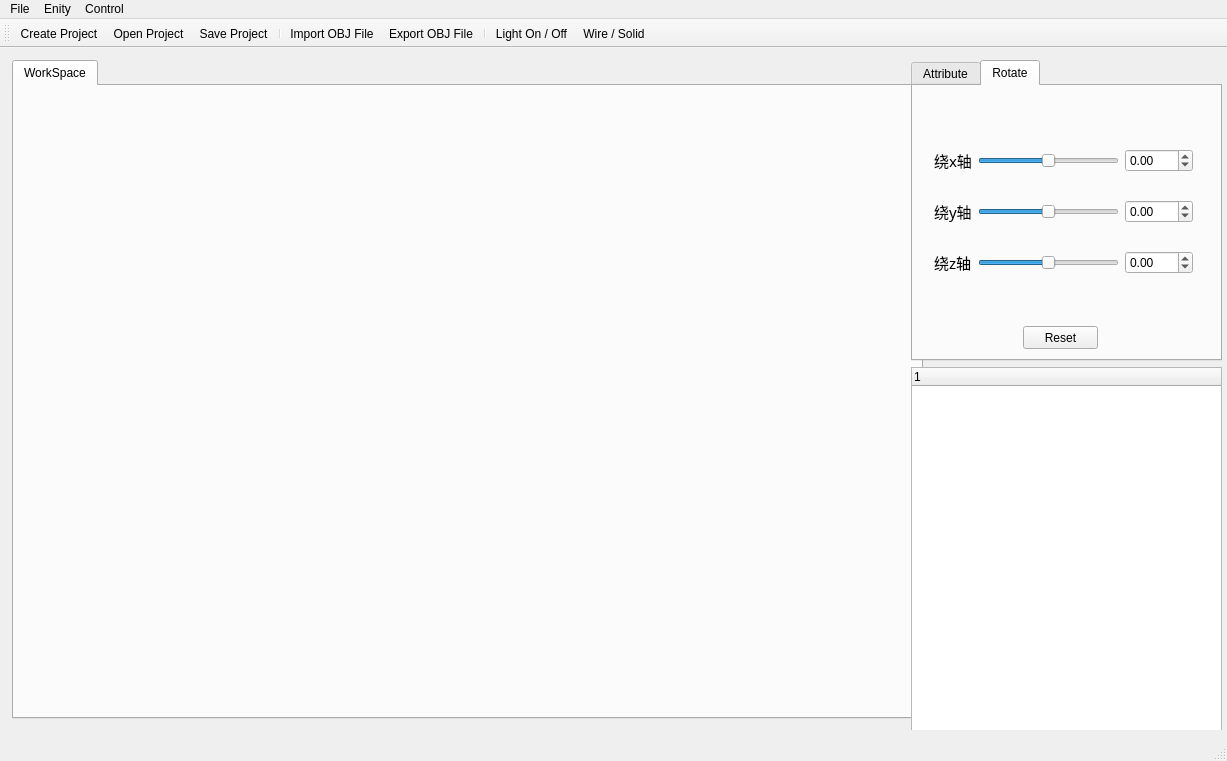
This is mainwindow.ui in Just-CJ/miniBlender as Qt 5 draws it before an edit. The edited form follows.
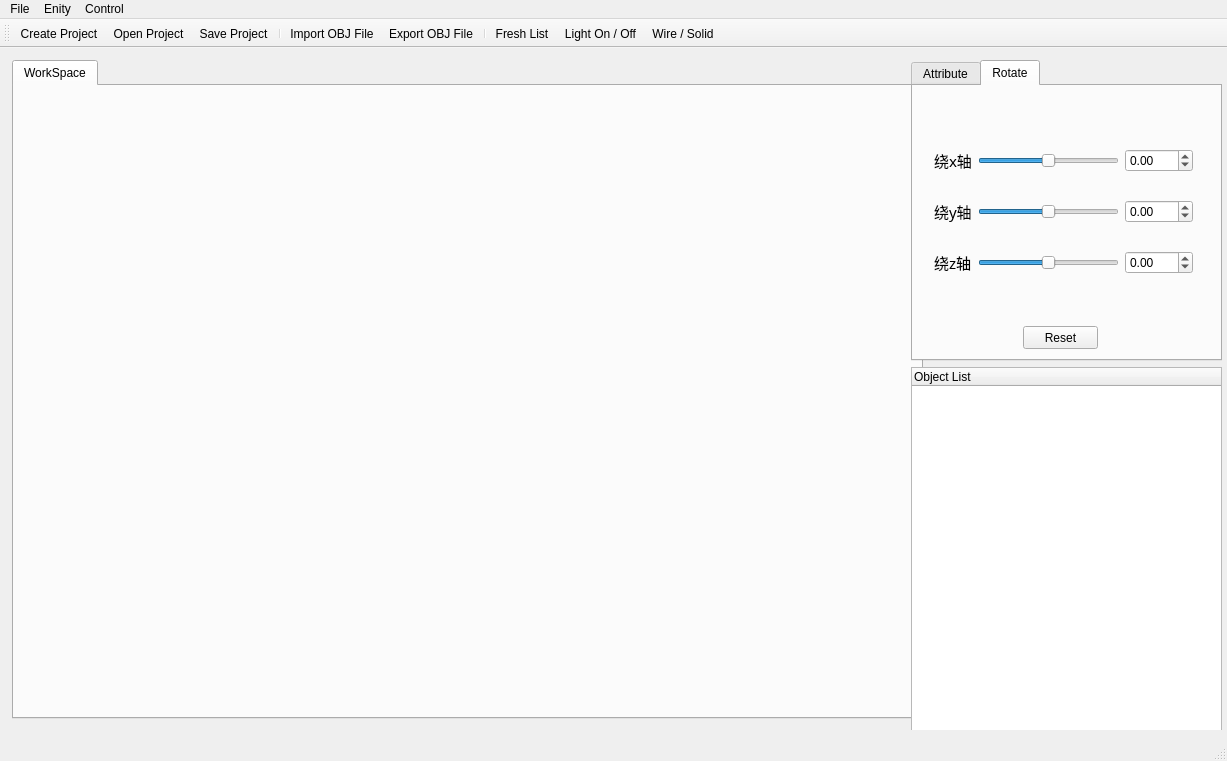
This is the edited form. Icons and pictures are not drawn.

```diff
--- a/mainwindow.ui
+++ b/mainwindow.ui
@@ -70,7 +70,7 @@
         <widget class="QWidget" name="verticalLayoutWidget">
          <property name="geometry">
           <rect>
-           <x>0</x>
+           <x>30</x>
            <y>0</y>
            <width>911</width>
            <height>661</height>
@@ -275,7 +275,7 @@
          </property>
          <column>
           <property name="text">
-           <string notr="true">1</string>
+           <string notr="true">Object List</string>
           </property>
          </column>
         </widget>
@@ -338,6 +338,7 @@
    <addaction name="actionImport_OBJ_File"/>
    <addaction name="actionExport_OBJ_File"/>
    <addaction name="separator"/>
+   <addaction name="actionFresh_List"/>
    <addaction name="actionLight_On_Off"/>
    <addaction name="actionWire_Solid"/>
   </widget>
@@ -415,6 +416,15 @@
     <string>Wire / Solid</string>
    </property>
   </action>
+  <action name="actionFresh_List">
+   <property name="icon">
+    <iconset resource="Icons.qrc">
+     <normaloff>:/new/prefix1/Icons/Fresh.ico</normaloff>:/new/prefix1/Icons/Fresh.ico</iconset>
+   </property>
+   <property name="text">
+    <string>Fresh List</string>
+   </property>
+  </action>
  </widget>
  <layoutdefault spacing="6" margin="11"/>
  <resources>
```
Left out of the diff: 67 changed lines with no effect on the pictures.
